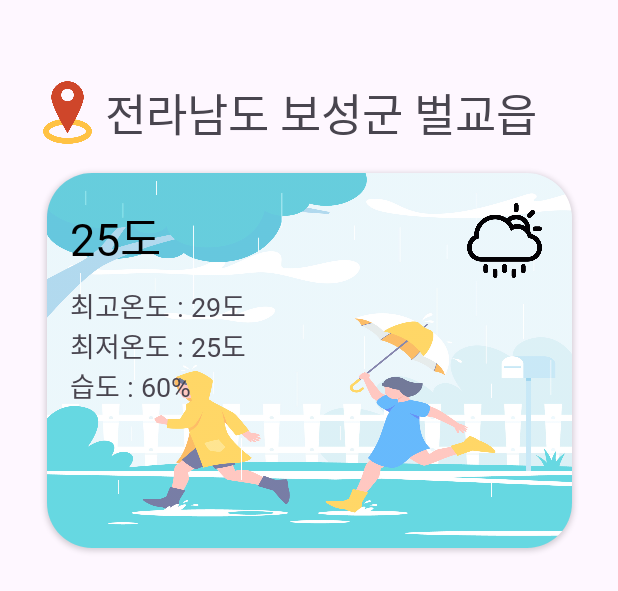
After one commit to juhun0617/2024_oasis, an Android app: the layout activity_main_report.xml on its own in the app's theme, with its tools: preview values and no code run, on a phone screen of 412 x 824 dp. The commit adds this screen. Shown: the top 591 px of the screen. Run offline under Robolectric (Android 15) with nearby library versions, the phone set to English and light mode, and no system bars.

Commit message:
wheather banner clear

```diff
--- a/app/src/main/AndroidManifest.xml
+++ b/app/src/main/AndroidManifest.xml
@@ -13,6 +13,9 @@
         android:theme="@style/Theme.MyApplication"
         tools:targetApi="31">
         <activity
+            android:name=".MainReportActivity"
+            android:exported="false" />
+        <activity
             android:name=".MainActivity2"
             android:exported="false" />
         <activity
--- a/app/src/main/java/com/example/myapplication/MainActivity.java
+++ b/app/src/main/java/com/example/myapplication/MainActivity.java
@@ -1,5 +1,7 @@
 package com.example.myapplication;
 
+import android.content.Intent;
+import android.content.SharedPreferences;
 import android.os.Bundle;
 import android.view.View;
 import android.widget.Button;
@@ -41,6 +43,13 @@ public class MainActivity extends AppCompatActivity {
                     Toast.makeText(MainActivity.this,"ID와 PW를 입력하세요.",Toast.LENGTH_SHORT).show();
                 } else {
                     Toast.makeText(MainActivity.this,id+"님 안녕하세요.",Toast.LENGTH_SHORT).show();
+                    Intent intent = new Intent(MainActivity.this, MainReportActivity.class);
+                    startActivity(intent);
+
+                    SharedPreferences sharedPreferences = getSharedPreferences("login", MainActivity.MODE_PRIVATE);
+                    SharedPreferences.Editor editor = sharedPreferences.edit();
+                    editor.putString("userId",id);
+                    finish();
                 }
             }
         });
--- a/app/src/main/java/com/example/myapplication/MainActivity2.java
+++ b/app/src/main/java/com/example/myapplication/MainReportActivity.java
@@ -1,6 +1,7 @@
 package com.example.myapplication;
 
 import android.os.Bundle;
+import android.widget.TextView;
 
 import androidx.activity.EdgeToEdge;
 import androidx.appcompat.app.AppCompatActivity;
@@ -8,17 +9,19 @@ import androidx.core.graphics.Insets;
 import androidx.core.view.ViewCompat;
 import androidx.core.view.WindowInsetsCompat;
 
-public class MainActivity2 extends AppCompatActivity {
-
+public class MainReportActivity extends AppCompatActivity {
+    TextView temp;
     @Override
     protected void onCreate(Bundle savedInstanceState) {
         super.onCreate(savedInstanceState);
         EdgeToEdge.enable(this);
-        setContentView(R.layout.activity_main2);
+        setContentView(R.layout.activity_main_report);
         ViewCompat.setOnApplyWindowInsetsListener(findViewById(R.id.main), (v, insets) -> {
             Insets systemBars = insets.getInsets(WindowInsetsCompat.Type.systemBars());
             v.setPadding(systemBars.left, systemBars.top, systemBars.right, systemBars.bottom);
             return insets;
         });
+
+
     }
 }
--- a/app/src/main/res/font/font.xml
+++ b/app/src/main/res/font/font.xml
@@ -11,5 +11,8 @@
     <font
         android:font="@font/gowunbatang_regular"
         app:font="@font/gowunbatang_regular"/>
+    <font
+        android:font="@font/gmarketsans"
+        app:font="@font/gmarketsans"/>
 
 </font-family>
--- a/app/src/main/res/layout/activity_main.xml
+++ b/app/src/main/res/layout/activity_main.xml
@@ -6,7 +6,7 @@
     android:layout_width="match_parent"
     android:layout_height="match_parent"
     tools:context=".MainActivity"
-    android:background="@color/white">
+    android:background="#FFFFFF">
 
     <TextView
         android:id="@+id/login_title"
--- a/app/src/main/res/layout/activity_main2.xml
+++ /dev/null
@@ -1,10 +0,0 @@
-<?xml version="1.0" encoding="utf-8"?>
-<androidx.constraintlayout.widget.ConstraintLayout xmlns:android="http://schemas.android.com/apk/res/android"
-    xmlns:app="http://schemas.android.com/apk/res-auto"
-    xmlns:tools="http://schemas.android.com/tools"
-    android:id="@+id/main"
-    android:layout_width="match_parent"
-    android:layout_height="match_parent"
-    tools:context=".MainActivity2">
-
-</androidx.constraintlayout.widget.ConstraintLayout>
--- /dev/null
+++ b/app/src/main/res/layout/activity_main_report.xml
@@ -0,0 +1,96 @@
+<?xml version="1.0" encoding="utf-8"?>
+<androidx.constraintlayout.widget.ConstraintLayout xmlns:android="http://schemas.android.com/apk/res/android"
+    xmlns:app="http://schemas.android.com/apk/res-auto"
+    xmlns:tools="http://schemas.android.com/tools"
+    android:id="@+id/main"
+    android:layout_width="match_parent"
+    android:layout_height="match_parent"
+    tools:context=".MainReportActivity">
+    <ImageView
+        android:layout_width="50dp"
+        android:layout_height="50dp"
+        android:src="@drawable/position_icon"
+        app:layout_constraintTop_toTopOf="parent"
+        android:layout_marginTop="50dp"
+        app:layout_constraintStart_toStartOf="parent"
+        android:layout_marginStart="20dp"
+        android:id="@+id/main_position_icon"/>
+
+    <TextView
+        android:layout_width="wrap_content"
+        android:layout_height="wrap_content"
+        app:layout_constraintTop_toTopOf="@id/main_position_icon"
+        app:layout_constraintStart_toEndOf="@id/main_position_icon"
+        android:text="전라남도 보성군 벌교읍"
+        android:fontFamily="@font/gmarketsans"
+        android:textSize="30dp"
+        app:layout_constraintBottom_toBottomOf="@id/main_position_icon"
+        />
+
+    <androidx.cardview.widget.CardView
+        android:layout_width="350dp"
+        android:layout_height="250dp"
+        app:layout_constraintTop_toBottomOf="@id/main_position_icon"
+        android:layout_marginTop="15dp"
+        app:layout_constraintStart_toStartOf="parent"
+        app:layout_constraintEnd_toEndOf="parent"
+        app:cardCornerRadius="30dp"
+        android:layout_gravity="center"
+        android:id="@+id/main_weather_card">
+
+    <!-- FrameLayout을 사용하여 이미지와 텍스트 겹치기 -->
+    <androidx.constraintlayout.widget.ConstraintLayout
+        android:layout_width="match_parent"
+        android:layout_height="match_parent">
+
+        <!-- 이미지 뷰 -->
+        <ImageView
+            android:layout_width="match_parent"
+            android:layout_height="match_parent"
+            android:src="@drawable/rainiy_img"
+            android:scaleType="fitXY"
+            android:alpha="0.6"
+            android:id="@+id/main_img"/>
+
+        <!-- 텍스트 뷰 (이미지 위에 배치) -->
+        <TextView
+            android:layout_width="wrap_content"
+            android:layout_height="wrap_content"
+            android:text="25도"
+            android:textSize="30dp"
+            android:textColor="@android:color/black"
+            android:id="@+id/main_temp"
+            app:layout_constraintTop_toTopOf="parent"
+            app:layout_constraintStart_toStartOf="parent"
+            android:layout_marginTop="20dp"
+            android:layout_marginStart="15dp"
+            android:fontFamily="@font/gmarketsans"/>
+
+        <TextView
+            android:layout_width="wrap_content"
+            android:layout_height="wrap_content"
+            app:layout_constraintTop_toBottomOf="@id/main_temp"
+            app:layout_constraintStart_toStartOf="@id/main_temp"
+            android:fontFamily="@font/gmarketsans"
+            android:text="최고온도 : 29도\n최저온도 : 25도\n습도 : 60%"
+            android:layout_marginTop="10dp"
+            android:textSize="18dp"/>
+        <ImageView
+            android:layout_width="50dp"
+            android:layout_height="50dp"
+            android:src="@drawable/wheather"
+            app:layout_constraintTop_toTopOf="parent"
+            app:layout_constraintEnd_toEndOf="parent"
+            android:layout_marginTop="20dp"
+            android:layout_marginEnd="20dp"/>
+
+
+
+    </androidx.constraintlayout.widget.ConstraintLayout>
+
+</androidx.cardview.widget.CardView>
+
+
+
+
+</androidx.constraintlayout.widget.ConstraintLayout>
```
Also changed, not shown: app/src/main/res/drawable/position_icon.png (added), app/src/main/res/drawable/rainiy_img.jpg (added), app/src/main/res/drawable/wheather.png (added), 1 other file.
